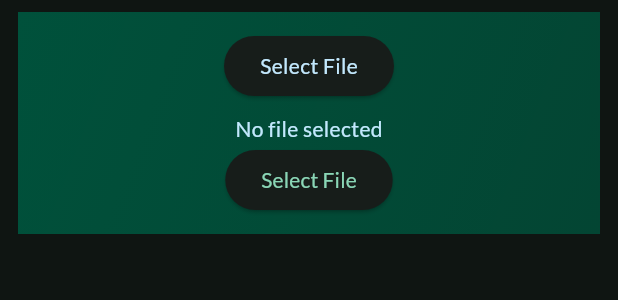
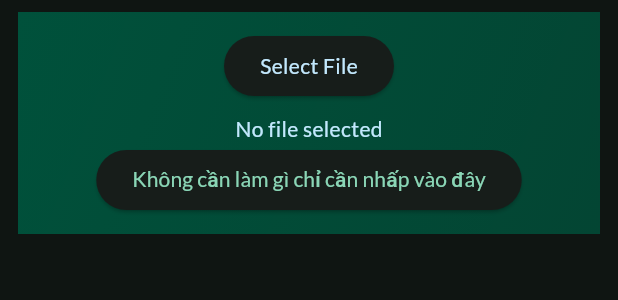
Before and after one commit to lebatuanphong5398/flutter_chatgpt, a Flutter app: the SummaryScreen widget shown alone on an empty page, opened directly, on a phone screen of 412 x 824 dp. Shown: the top 300 px of the screen. Run offline on Flutter 3.47's test engine with Material 2 defaults, Android fonts, the phone set to English and light mode, and no system bars; our stand-ins replace animated_text_kit, file_picker, flutter_riverpod, flutter_spinkit, google_fonts, lottie; missing offline and left inert: dart_openai, langchain, langchain_openai; network calls fail.

Commit message:
init project

```diff
--- a/lib/screens/home_screen.dart
+++ b/lib/screens/home_screen.dart
@@ -208,6 +208,7 @@ class _HomeScreenState extends ConsumerState<HomeScreen> {
                 keyCodeStatus = await isCorrectKey(_controller.text);
                 if (keyCodeStatus == 200) {
                   await removeOpenAIKey();
+                  Timer(const Duration(seconds: 5), () {});
                   _addOpenAIKey(_controller.text);
                   _formKey.currentState!.save();
                   ScaffoldMessenger.of(context).clearSnackBars();
--- a/lib/screens/summary_screen.dart
+++ b/lib/screens/summary_screen.dart
@@ -54,7 +54,7 @@ class _SummaryScreenState extends State<SummaryScreen> {
         documents: textsWithSources,
         embeddings: embeddings,
       );
-      print(docSearch.memoryVectors.length);
+      //print(docSearch.memoryVectors.last.content);
       final qaChain = OpenAIQAWithSourcesChain(llm: llm);
       final docPrompt = PromptTemplate.fromTemplate(
         '''Hãy sử dụng nội dung của tôi đã cung cấp trong file text để trả lời các câu hỏi bằng tiếng Việt.\nLưu ý: Nếu không tìm thấy câu trả lời trong nội dung đã cung cấp, hãy thông báo "Thông tin không có trong tài liệu đã cung cung cấp ".
@@ -71,10 +71,12 @@ class _SummaryScreenState extends State<SummaryScreen> {
         retriever: docSearch.asRetriever(),
         combineDocumentsChain: finalQAChain,
       );
-      const query = 'Bác Hồ là ai';
+
+      const query = 'Đoạn văn trên nói về vấn đề gì?';
       final res = await retrievalQA(query);
 
       print("---------------${res['statusCode']}");
+      print(res["result"]);
       //print("----------------$res");
     } catch (e) {
       print(e.toString());
@@ -140,7 +142,7 @@ class _SummaryScreenState extends State<SummaryScreen> {
                     ;
                   },
                   child: const Text(
-                    'Select File',
+                    'Không cần làm gì chỉ cần nhấp vào đây',
                   ),
                 )
               ],
```
